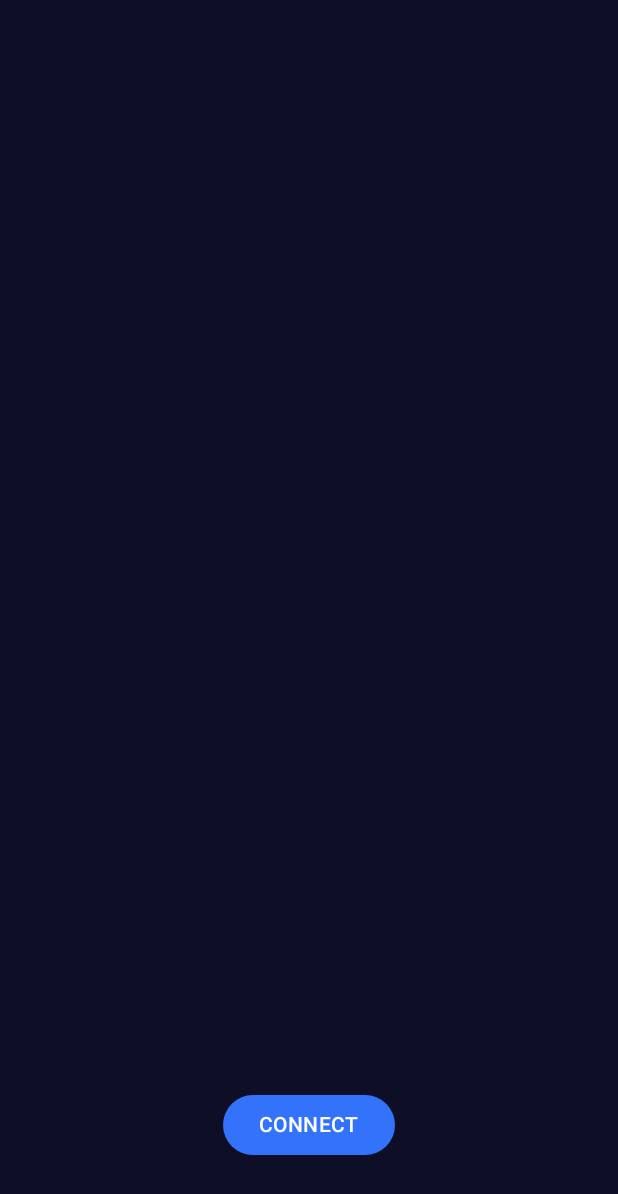
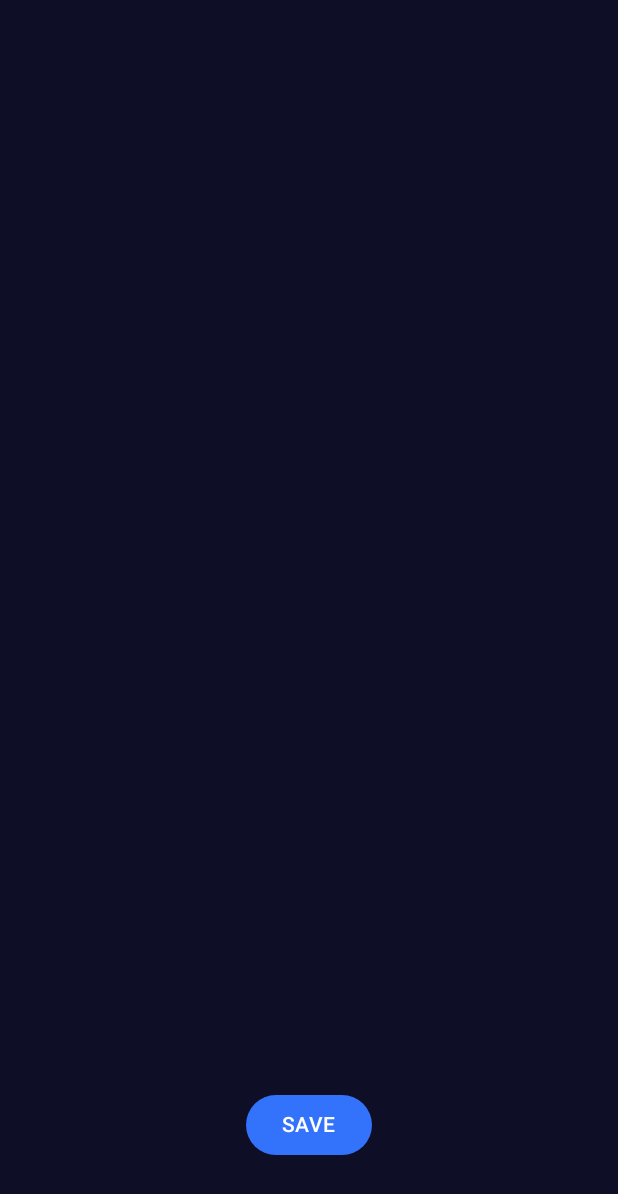
Before and after one commit to hugo3125soko312/Leauge-Prepicker, an Android app built with Jetpack Compose: the screen it shows after launch (MainActivity), on a phone screen of 412 x 824 dp. Shown: the top 1194 px of the screen. Run offline under Robolectric (Android 15) with nearby library versions, the phone set to English and light mode, and no system bars.

Commit message:
idk i fucked up
idk i fucked up

```diff
--- a/app/src/main/java/com/example/leaugeprepick/MainActivity.kt
+++ b/app/src/main/java/com/example/leaugeprepick/MainActivity.kt
@@ -1,35 +1,32 @@
 package com.example.leaugeprepick
 
 import android.os.Bundle
+import android.util.Log.i
 import androidx.compose.foundation.layout.Box
 import androidx.compose.material3.ButtonDefaults
 import androidx.compose.runtime.Composable
 import androidx.compose.ui.unit.dp
 import com.example.leaugeprepick.ui.theme.backgroundBlue
-import com.example.leaugeprepick.ui.theme.defaultButtonLayoutCONNECT
-import com.example.leaugeprepick.
-val skibidi: String = System.getenv()
 import com.example.leaugeprepick.ui.theme.*
-
-import android.os.Bundle
 import androidx.activity.ComponentActivity
 import androidx.activity.compose.setContent
 import androidx.activity.enableEdgeToEdge
 import androidx.compose.foundation.background
 import androidx.compose.foundation.layout.Arrangement
 import androidx.compose.foundation.layout.Box
+import androidx.compose.foundation.layout.Column
 import androidx.compose.foundation.layout.Row
 import androidx.compose.foundation.layout.fillMaxHeight
 import androidx.compose.foundation.layout.fillMaxSize
 import androidx.compose.foundation.layout.fillMaxWidth
 import androidx.compose.foundation.layout.padding
 import androidx.compose.foundation.layout.wrapContentSize
+import androidx.compose.foundation.lazy.LazyColumn
 import androidx.compose.material3.Button
 import androidx.compose.material3.ButtonColors
-import androidx.compose.material3.ButtonDefaults
+import androidx.compose.material3.ModalBottomSheet
 import androidx.compose.material3.Surface
 import androidx.compose.material3.Text
-import androidx.compose.runtime.Composable
 import androidx.compose.ui.Alignment
 import androidx.compose.ui.Modifier
 import androidx.compose.ui.graphics.Color
@@ -48,7 +45,7 @@ class MainActivity : ComponentActivity() {
 }
 
 @Composable
-fun buttonCONNECT(){
+fun buttonSAVE(){ // SAVE
     Box(
         modifier = Modifier
             .fillMaxWidth().fillMaxHeight() // fill the entire screen
@@ -58,11 +55,49 @@ fun buttonCONNECT(){
         Button(modifier = Modifier.wrapContentSize(align = Alignment.TopCenter),
             onClick = { /* CODE */ },
             elevation = ButtonDefaults.buttonElevation(pressedElevation = 16.dp),  // elevation = shadow drop
-            colors = defaultButtonLayoutCONNECT()) {
-            Text("CONNECT")
+            colors = defaultButtonLayoutCREATE_NEW()) {
+            Text("SAVE")
         }
     }
 }
+@Composable
+fun btnCREATE_NEW() {
+    Button(modifier = Modifier.wrapContentSize(align = Alignment.TopCenter),
+        onClick = { /* CODE */ },
+        elevation = ButtonDefaults.buttonElevation(pressedElevation = 16.dp),  // elevation = shadow drop
+        colors = defaultButtonLayoutCREATE_NEW()) {
+        Text("CREATE NEW")
+    }
+}
+
+@Preview
+@Composable // BAR
+fun scrollBar(){
+    Box(
+        modifier = Modifier
+            .fillMaxWidth().fillMaxHeight(), // fill the entire screen
+        contentAlignment = Alignment.BottomCenter
+    ) {
+        Column(modifier = Modifier
+            .fillMaxSize()
+            .padding(100.dp), horizontalAlignment = Alignment.CenterHorizontally, verticalArrangement = Arrangement.Top) {
+            loopedButtons(3)
+
+        }
+    }
+}
+@Composable
+fun loopedButtons(howmuch: Int){
+    var i =0
+    while(i > howmuch) {
+        btnCREATE_NEW()
+        i++
+
+    }
+}
+
+
+
 // MAIN
 @Composable
 fun appBackground() {
@@ -73,5 +108,6 @@ fun appBackground() {
 @Composable
 fun main2() {
     /*  CODE  */
-    buttonCONNECT()
+    buttonSAVE()
+    scrollBar()
 }
```
Also changed, not shown: app/src/main/java/com/example/leaugeprepick/ui/theme/Color.kt (+1 -25 lines).
